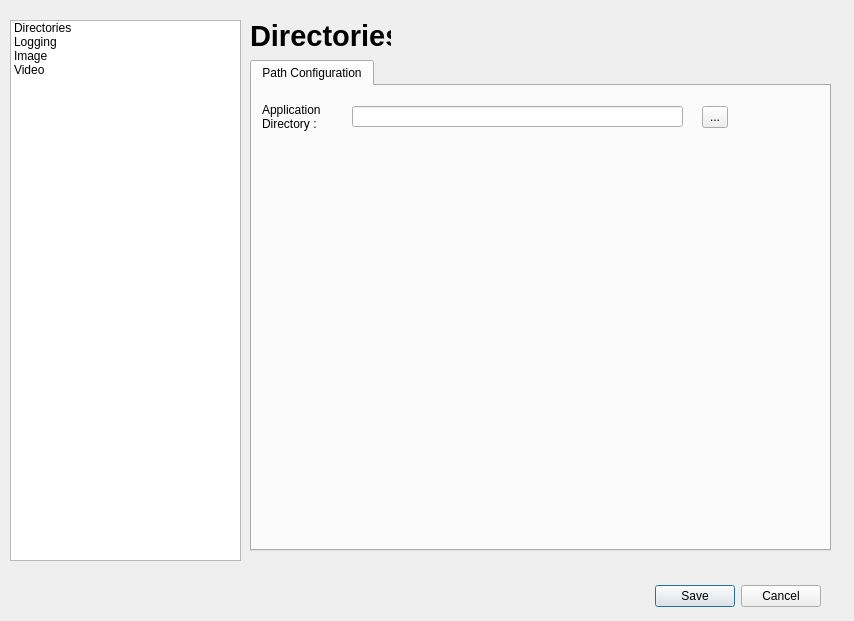
Before: the Qt Designer form settings.ui in ShreeshaN/USoundApp, drawn with Qt 5.
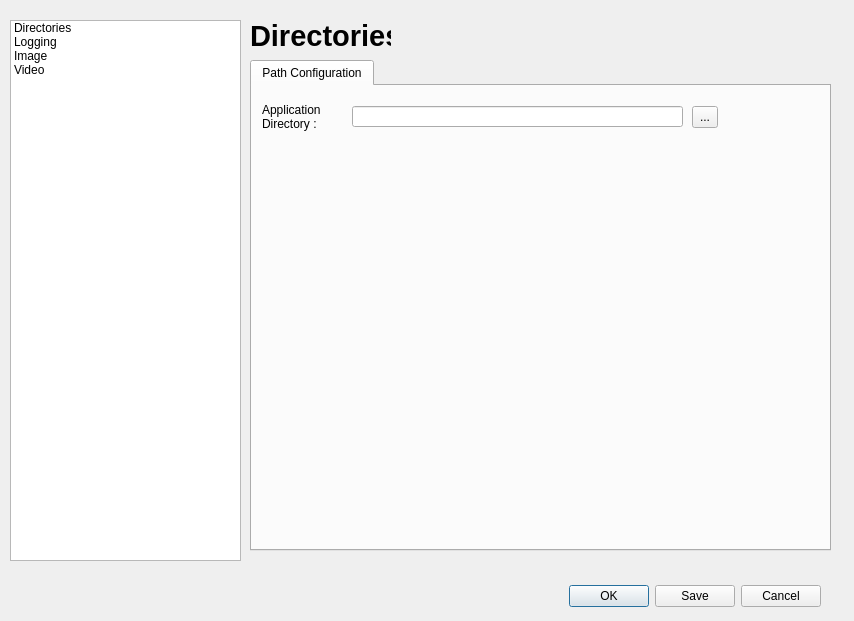
After: the same form once the commit is applied.

Commit message:
Settings - Phase 2
Save UI settings to INI file using QSettings

What changed in the file:
```diff
--- a/settings.ui
+++ b/settings.ui
@@ -26,7 +26,10 @@
     <enum>Qt::Horizontal</enum>
    </property>
    <property name="standardButtons">
-    <set>QDialogButtonBox::Cancel|QDialogButtonBox::Save</set>
+    <set>QDialogButtonBox::Cancel|QDialogButtonBox::Ok|QDialogButtonBox::Save</set>
+   </property>
+   <property name="centerButtons">
+    <bool>false</bool>
    </property>
   </widget>
   <widget class="QListWidget" name="listWidget">
@@ -101,6 +104,9 @@
        <height>491</height>
       </rect>
      </property>
+     <property name="layoutDirection">
+      <enum>Qt::LeftToRight</enum>
+     </property>
      <property name="currentIndex">
       <number>0</number>
      </property>
@@ -111,7 +117,7 @@
       <widget class="QToolButton" name="applicationDirectoryBrowser">
        <property name="geometry">
         <rect>
-         <x>450</x>
+         <x>440</x>
          <y>20</y>
          <width>26</width>
          <height>22</height>
```
The commit also changes 13 other files.
